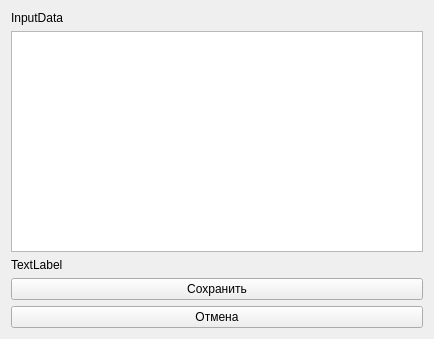
Above: src/CrossUI/inputdata.ui from Vasteri/university-timetable-solvers before the change. Below: the same form after it.
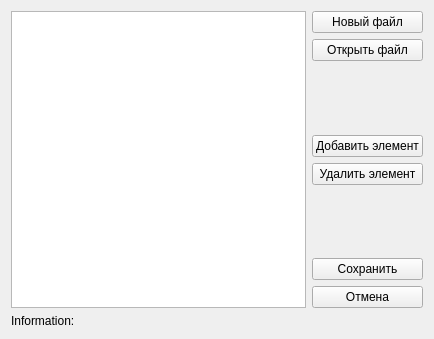
That is the form after the change.

Commit message: feat: refactoring code client and correcting widget InputData

The edit to the form file:
```diff
--- a/src/CrossUI/inputdata.ui
+++ b/src/CrossUI/inputdata.ui
@@ -14,34 +14,85 @@
    <string>Form</string>
   </property>
   <layout class="QGridLayout" name="gridLayout">
-   <item row="3" column="0">
+   <item row="0" column="0">
+    <widget class="QTreeView" name="treeView"/>
+   </item>
+   <item row="0" column="1">
+    <layout class="QVBoxLayout" name="verticalLayout">
+     <item>
+      <widget class="QPushButton" name="but_new_file">
+       <property name="text">
+        <string>Новый файл</string>
+       </property>
+      </widget>
+     </item>
+     <item>
+      <widget class="QPushButton" name="but_open_file">
+       <property name="text">
+        <string>Открыть файл</string>
+       </property>
+      </widget>
+     </item>
+     <item>
+      <spacer name="verticalSpacer_2">
+       <property name="orientation">
+        <enum>Qt::Orientation::Vertical</enum>
+       </property>
+       <property name="sizeHint" stdset="0">
+        <size>
+         <width>20</width>
+         <height>40</height>
+        </size>
+       </property>
+      </spacer>
+     </item>
+     <item>
+      <widget class="QPushButton" name="but_add_el">
+       <property name="text">
+        <string>Добавить элемент</string>
+       </property>
+      </widget>
+     </item>
+     <item>
+      <widget class="QPushButton" name="but_del_el">
+       <property name="text">
+        <string>Удалить элемент</string>
+       </property>
+      </widget>
+     </item>
+     <item>
+      <spacer name="verticalSpacer">
+       <property name="orientation">
+        <enum>Qt::Orientation::Vertical</enum>
+       </property>
+       <property name="sizeHint" stdset="0">
+        <size>
+         <width>20</width>
+         <height>40</height>
+        </size>
+       </property>
+      </spacer>
+     </item>
+     <item>
     <widget class="QPushButton" name="but_save">
      <property name="text">
       <string>Сохранить</string>
      </property>
     </widget>
    </item>
-   <item row="4" column="0">
+     <item>
     <widget class="QPushButton" name="but_cancel">
      <property name="text">
       <string>Отмена</string>
      </property>
     </widget>
    </item>
-   <item row="0" column="0">
-    <widget class="QLabel" name="label">
-     <property name="text">
-      <string>InputData</string>
-     </property>
-    </widget>
+    </layout>
    </item>
    <item row="1" column="0">
-    <widget class="QTreeView" name="treeView"/>
-   </item>
-   <item row="2" column="0">
     <widget class="QLabel" name="lab_info">
      <property name="text">
-      <string>TextLabel</string>
+      <string>Information:</string>
      </property>
      <property name="wordWrap">
       <bool>true</bool>
```
Lines whose indentation alone changed are shown as unchanged. The commit also changes 8 other files.
